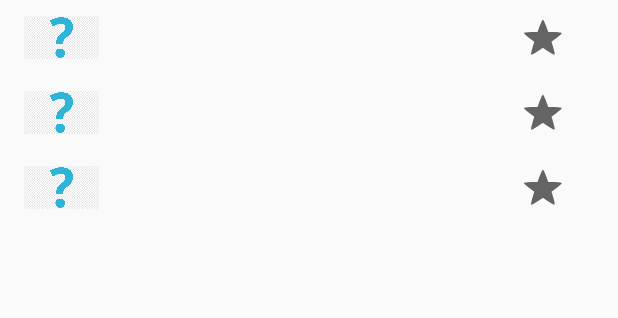
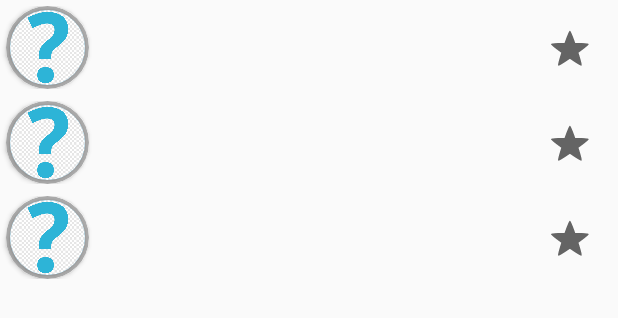
Before and after one commit to AntoineMarchaud/amGraphQlArtists, an Android app: the layout fragment_artists.xml on its own in the app's theme, with its tools: preview values and no code run, on a phone screen of 412 x 824 dp. Shown: the top 318 px of the screen. Run offline under Robolectric (Android 15) with nearby library versions, the phone set to English and light mode, and no system bars.

Commit message:
better presentation

```diff
--- /dev/null
+++ b/app/src/main/res/drawable/circle.xml
@@ -0,0 +1,11 @@
+<shape xmlns:android="http://schemas.android.com/apk/res/android"
+    android:innerRadius="0dp"
+    android:shape="ring"
+    android:thicknessRatio="1.9"
+    android:useLevel="false" >
+    <solid android:color="@android:color/transparent" />
+
+    <stroke
+        android:width="10dp"
+        android:color="@android:color/white" />
+</shape>
--- a/app/src/main/res/layout/item_artist.xml
+++ b/app/src/main/res/layout/item_artist.xml
@@ -3,18 +3,41 @@
     xmlns:app="http://schemas.android.com/apk/res-auto"
     xmlns:tools="http://schemas.android.com/tools"
     android:layout_width="match_parent"
-    android:layout_height="wrap_content">
+    android:layout_height="wrap_content"
+    android:layout_marginTop="4dp"
+    android:layout_marginBottom="4dp">
 
-    <androidx.appcompat.widget.AppCompatImageView
-        android:id="@+id/artistImage"
-        android:layout_width="50dp"
-        android:layout_height="50dp"
-        android:layout_marginStart="16dp"
+    <androidx.cardview.widget.CardView
+        android:layout_marginStart="4dp"
+        android:id="@+id/artistImageLayout"
+        android:layout_width="55dp"
+        android:layout_height="55dp"
+        app:cardCornerRadius="250dp"
+        app:cardBackgroundColor="@color/grey_disabled"
         app:layout_constraintBottom_toBottomOf="parent"
         app:layout_constraintLeft_toLeftOf="parent"
-        app:layout_constraintTop_toTopOf="parent"
-        app:srcCompat="@drawable/unknown"
-        tools:srcCompat="@tools:sample/avatars" />
+        app:layout_constraintTop_toTopOf="parent">
+
+        <androidx.cardview.widget.CardView
+            android:layout_width="50dp"
+            android:layout_height="50dp"
+            android:layout_gravity="center"
+            app:cardBackgroundColor="@color/primary"
+            app:cardCornerRadius="250dp">
+
+            <androidx.appcompat.widget.AppCompatImageView
+                android:id="@+id/artistImage"
+                android:layout_width="50dp"
+                android:layout_height="50dp"
+                android:layout_gravity="center"
+                android:scaleType="centerCrop"
+                app:srcCompat="@drawable/unknown"
+                tools:srcCompat="@tools:sample/avatars" />
+
+        </androidx.cardview.widget.CardView>
+
+    </androidx.cardview.widget.CardView>
+
 
     <LinearLayout
         android:layout_width="0dp"
@@ -23,7 +46,7 @@
         android:layout_marginRight="8dp"
         android:orientation="vertical"
         app:layout_constraintBottom_toBottomOf="parent"
-        app:layout_constraintLeft_toRightOf="@+id/artistImage"
+        app:layout_constraintLeft_toRightOf="@+id/artistImageLayout"
         app:layout_constraintRight_toLeftOf="@+id/artist_bookmark"
         app:layout_constraintTop_toTopOf="parent">
 
@@ -45,8 +68,8 @@
     <CheckBox
         android:id="@+id/artist_bookmark"
         style="?android:attr/starStyle"
-        android:layout_width="50dp"
-        android:layout_height="50dp"
+        android:layout_width="wrap_content"
+        android:layout_height="wrap_content"
         android:layout_marginEnd="16dp"
         android:clickable="true"
         android:focusable="true"
```
